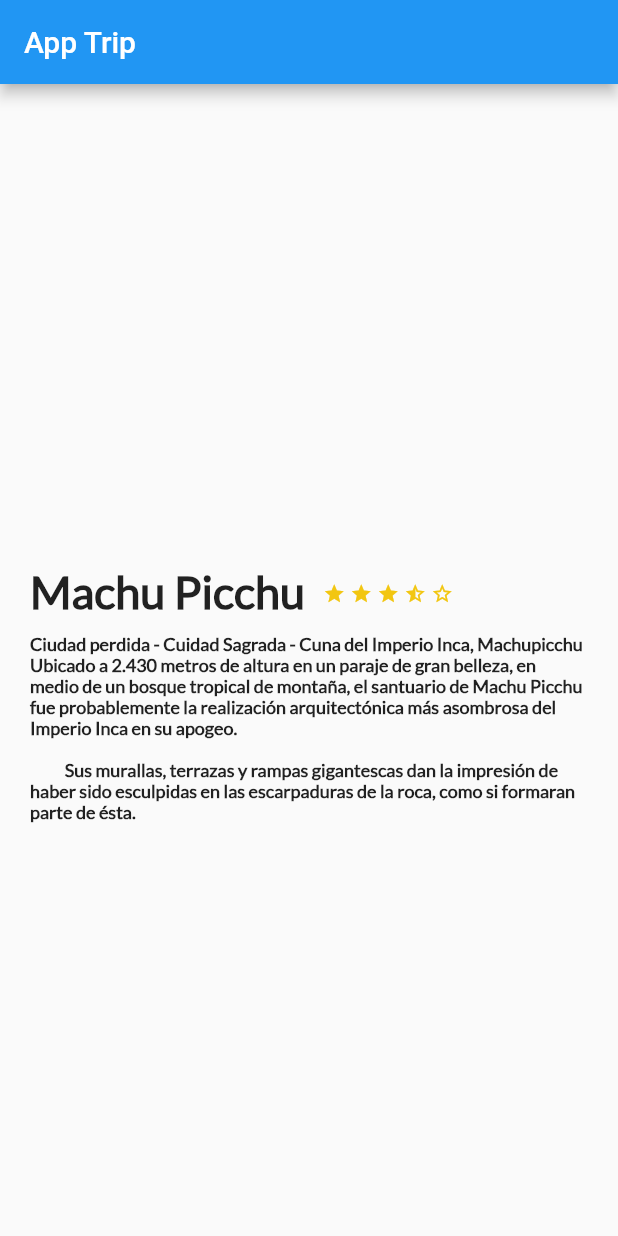
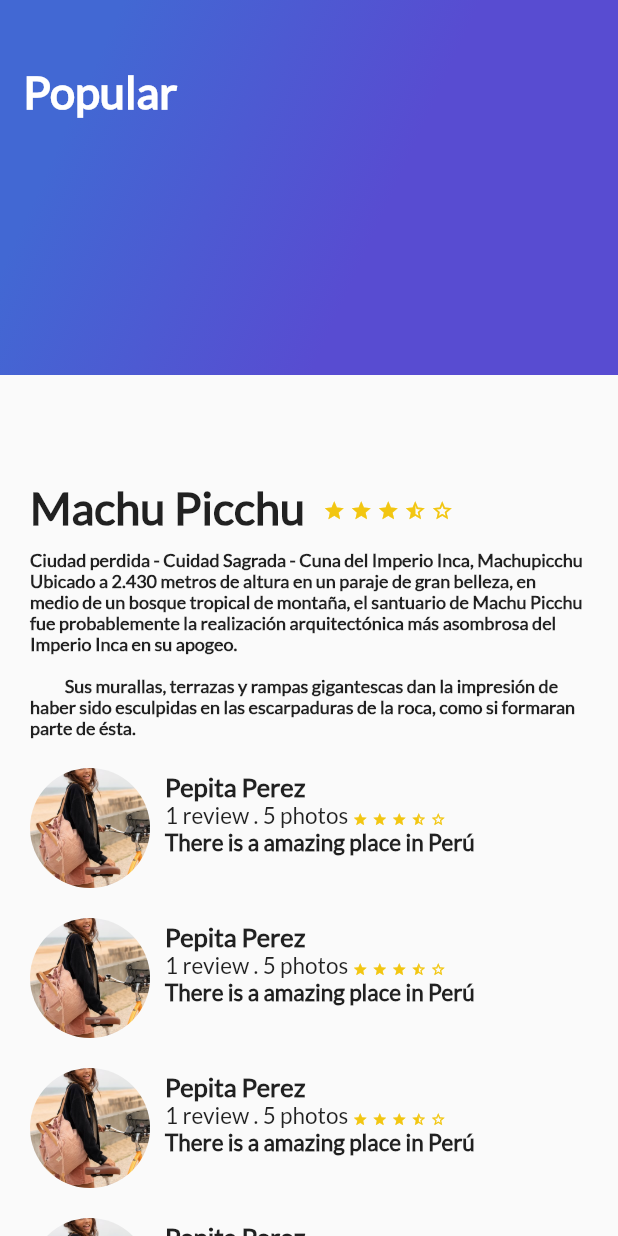
Before and after one commit to Diego27-dev/app_trip_flutter, a Flutter app: the screen it shows after launch, on a phone screen of 412 x 824 dp. Run offline on Flutter 3.47's test engine with Material 2 defaults, Android fonts, the phone set to English and light mode, and no system bars.

Commit message:
listView de usuarios, navbar con gradiente

```diff
--- a/lib/description_place.dart
+++ b/lib/description_place.dart
@@ -1,48 +1,16 @@
 import 'package:flutter/material.dart';
+import 'star_ranking.dart';
 
+// ignore: must_be_immutable
 class DescriptionPlace extends StatelessWidget{
 
   String namePlace;
-  int stars;
   String descriptionPlace;
 
-  DescriptionPlace(this.namePlace, this.stars, this.descriptionPlace);
+  DescriptionPlace(this.namePlace, this.descriptionPlace);
 
   @override
   Widget build(BuildContext context) {
-
-    final star_half = Container(
-      margin: EdgeInsets.only(
-        top:323.0, right: 3.0
-      ),
-      child: Icon(
-        Icons.star_half,
-        color: Color(0xFFF2C611),
-        size: 15,
-      ),
-    );
-
-    final star_border = Container(
-      margin: EdgeInsets.only(
-          top:323.0, right: 3.0
-      ),
-      child: Icon(
-        Icons.star_border_outlined,
-        color: Color(0xFFF2C611),
-        size: 15,
-      ),
-    );
-
-    final star = Container (
-      margin: EdgeInsets.only(
-        top: 323.0, right: 3.0
-      ),
-      child: Icon(
-        Icons.star,
-        color: Color(0xFFF2C611),
-        size: 15,
-      ),
-    );
 
     final desciptionText = Container (
       margin: EdgeInsets.only(
@@ -73,15 +41,7 @@ class DescriptionPlace extends StatelessWidget{
             textAlign: TextAlign.left,
           ),
         ),
-        Row(
-          children: [
-            star,
-            star,
-            star,
-            star_half,
-            star_border
-          ],
-        )
+        StarRanking(325.0, 3.0, 0.0, 15)
       ],
     );
 
--- /dev/null
+++ b/lib/gradient_back.dart
@@ -0,0 +1,38 @@
+import 'package:flutter/material.dart';
+
+// ignore: must_be_immutable
+class GradientBack extends StatelessWidget {
+
+  String title = "Popular";
+
+  @override
+  Widget build(BuildContext context) {
+
+    return Container(
+      height: 250,
+      decoration: BoxDecoration(
+        gradient: LinearGradient(
+          colors: [
+            Color(0XFF4268D3),
+            Color(0XFF584CD1)
+          ],
+          begin: FractionalOffset(0.2, 0.0),
+          end: FractionalOffset(1.0, 0.6),
+          stops: [0.0, 0.6],
+          tileMode: TileMode.clamp
+        )
+      ),
+      child: Text(
+        title,
+        style: TextStyle(
+          color: Colors.white,
+          fontWeight: FontWeight.bold,
+          fontFamily: "Lato",
+          fontSize: 30.0
+        ),
+      ),
+      alignment: Alignment(-0.9, -0.6),
+    );
+  }
+
+}
--- a/lib/main.dart
+++ b/lib/main.dart
@@ -1,10 +1,13 @@
 import 'package:flutter/material.dart';
 import 'description_place.dart';
+import 'review_list.dart';
+import 'gradient_back.dart';
 
 void main() {
   runApp(MyApp());
 }
 
+// ignore: must_be_immutable
 class MyApp extends StatelessWidget {
 
   String descriptionDummy = '''Ciudad perdida - Cuidad Sagrada - Cuna del Imperio Inca, Machupicchu Ubicado a 2.430 metros de altura en un paraje de gran belleza, en medio de un bosque tropical de montaña, el santuario de Machu Picchu fue probablemente la realización arquitectónica más asombrosa del Imperio Inca en su apogeo.
@@ -19,10 +22,20 @@ class MyApp extends StatelessWidget {
         primarySwatch: Colors.blue,
       ),
       home: Scaffold(
-        appBar: AppBar(
+        /*appBar: AppBar(
           title: Text("App Trip")
-        ),
-        body: new DescriptionPlace("Machu Picchu", 5, descriptionDummy),
+        ),*/
+        body: Stack(
+          children: [
+            ListView(
+              children: [
+                DescriptionPlace("Machu Picchu", descriptionDummy),
+                ReviewList(),
+              ],
+            ),
+            GradientBack(),
+          ],
+        )
       ),
     );
   }
--- a/lib/review.dart
+++ b/lib/review.dart
@@ -1,12 +1,91 @@
 import 'package:flutter/material.dart';
+import 'star_ranking.dart';
 
+// ignore: must_be_immutable
 class Review extends StatelessWidget{
+  String pathImage = "assets/img/photo_person1.jpg";
+  String name = "Pepita Perez";
+  String detail = "1 review . 5 photos";
+  String commet = "There is a amazing place in Perú";
 
+  Review(this.pathImage, this.name, this.detail, this.commet);
 
   @override
   Widget build(BuildContext context) {
-    // TODO: implement build
-    return null;
+
+    final photo = Container(
+      margin: EdgeInsets.only(
+          left: 20.0,top: 20.0
+      ),
+      width: 80.0,
+      height: 80.0,
+      decoration: BoxDecoration(
+          shape: BoxShape.circle,
+          image: DecorationImage(
+            image:AssetImage(pathImage),
+            fit: BoxFit.cover,
+          )
+      ),
+    );
+
+    final userName = Container(
+      margin: EdgeInsets.only(left: 10.0),
+      child: Text(
+        name,
+        style: TextStyle(
+          fontFamily: "Lato",
+          fontSize: 17.0,
+          fontWeight: FontWeight.w900
+        ),
+      ),
+    );
+
+    final userInfo = Container(
+      margin: EdgeInsets.only(left: 10.0),
+      child: Text(
+        detail,
+        style: TextStyle(
+          fontFamily: "Lato",
+          fontSize: 15.0,
+        ),
+      ),
+    );
+
+    final userComment = Container(
+      margin: EdgeInsets.only(left: 10.0),
+      child: Text(
+        commet,
+        style: TextStyle(
+            fontFamily: "Lato",
+            fontSize: 15.0,
+            fontWeight: FontWeight.w900
+        ),
+      ),
+    );
+
+    final rowDetail = Row(
+      children: [
+        userInfo,
+        StarRanking(7.0, 0.0, 3.0, 10)
+      ],
+
+    );
+
+    final userDetail = Column(
+      crossAxisAlignment: CrossAxisAlignment.start,
+      children: [
+        userName,
+        rowDetail,
+        userComment
+      ],
+    );
+
+    return Row(
+      children: [
+        photo,
+        userDetail
+      ],
+    );
   }
 
 }
--- /dev/null
+++ b/lib/review_list.dart
@@ -0,0 +1,23 @@
+import 'package:app_trip/review.dart';
+import 'package:flutter/cupertino.dart';
+import 'package:flutter/material.dart';
+import 'review.dart';
+
+class ReviewList extends StatelessWidget{
+  @override
+  Widget build(BuildContext context) {
+
+    return Column(
+      crossAxisAlignment: CrossAxisAlignment.start,
+      children: [
+        Review("assets/img/photo_person1.jpg", "Pepita Perez","1 review . 5 photos","There is a amazing place in Perú"),
+        Review("assets/img/photo_person1.jpg", "Pepita Perez","1 review . 5 photos","There is a amazing place in Perú"),
+        Review("assets/img/photo_person1.jpg", "Pepita Perez","1 review . 5 photos","There is a amazing place in Perú"),
+        Review("assets/img/photo_person1.jpg", "Pepita Perez","1 review . 5 photos","There is a amazing place in Perú")
+      ],
+    );
+
+
+  }
+
+}
--- /dev/null
+++ b/lib/star_ranking.dart
@@ -0,0 +1,58 @@
+import 'package:flutter/material.dart';
+
+// ignore: must_be_immutable
+class StarRanking extends StatelessWidget {
+
+  double marginTop = 0.0;
+  double marginleft = 0.0;
+  double marginRight = 0.0;
+  double sizeStars = 0.0;
+
+  StarRanking(this.marginTop, this.marginRight, this.marginleft, this.sizeStars);
+  @override
+  Widget build(BuildContext context) {
+    final starHalf = Container(
+      margin: EdgeInsets.only(
+          top: marginTop, right: marginRight, left: marginleft
+      ),
+      child: Icon(
+        Icons.star_half,
+        color: Color(0xFFF2C611),
+        size: sizeStars,
+      ),
+    );
+
+    final starBorder = Container(
+      margin: EdgeInsets.only(
+          top:marginTop, right: marginRight, left: marginleft
+      ),
+      child: Icon(
+        Icons.star_border_outlined,
+        color: Color(0xFFF2C611),
+        size: sizeStars,
+      ),
+    );
+
+    final star = Container (
+      margin: EdgeInsets.only(
+          top:marginTop, right: marginRight, left: marginleft
+      ),
+      child: Icon(
+        Icons.star,
+        color: Color(0xFFF2C611),
+        size: sizeStars,
+      ),
+    );
+
+    return Row(
+      children: [
+        star,
+        star,
+        star,
+        starHalf,
+        starBorder
+      ],
+    );
+  }
+
+}
--- a/pubspec.yaml
+++ b/pubspec.yaml
@@ -74,6 +74,9 @@ flutter:
   #
   # For details regarding fonts from package dependencies,
   # see https://flutter.dev/custom-fonts/#from-packages
+  assets:
+    - assets/img/
+
   fonts:
     - family: Lato
       fonts:
```
Also changed, not shown: assets/img/chile.jpg (added), assets/img/colombia.jpg (added), assets/img/nicaragua.jpg (added), assets/img/peru.jpg (added), assets/img/photo_person1.jpg (added).
